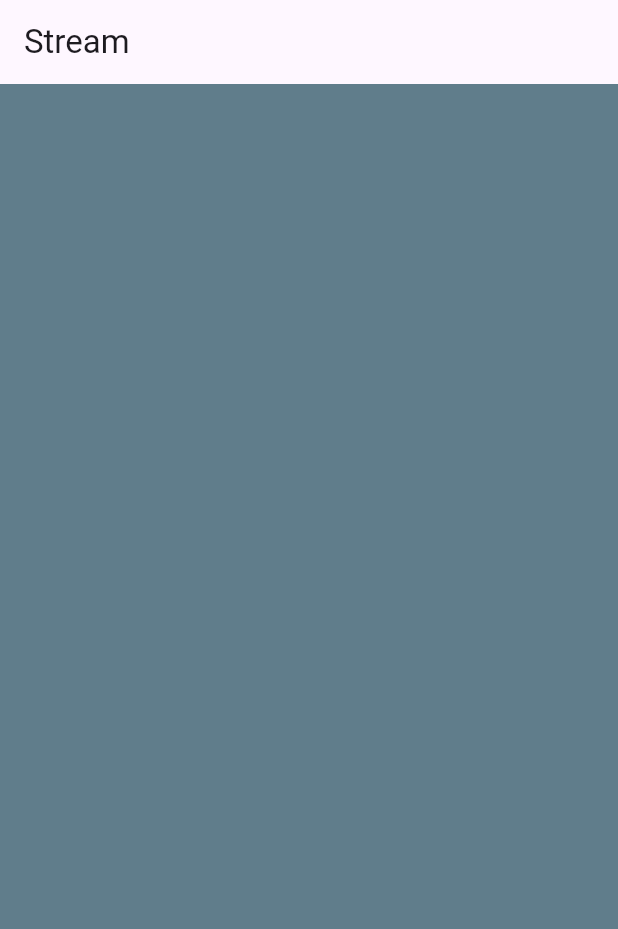
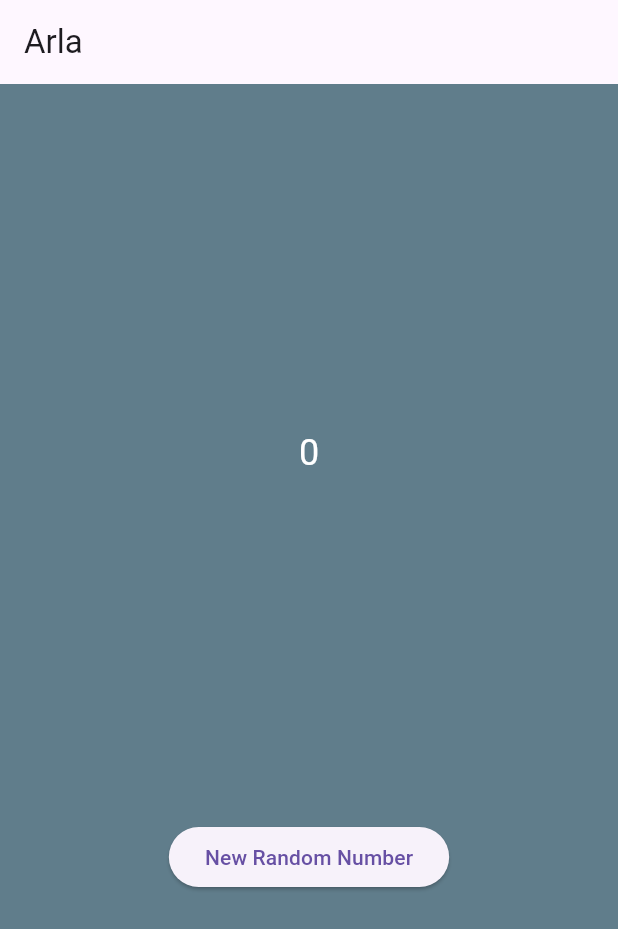
Before and after one commit to arlafelda/StreamArla, a Flutter app: the first screen one second after launch, on a phone screen of 412 x 824 dp. Shown: the top 929 px of the screen. Run offline on Flutter 3.47's test engine with Material 3 defaults, Android fonts, the light colour scheme and no system bars.

Commit message:
week-13 praktikum 2

```diff
--- a/lib/main.dart
+++ b/lib/main.dart
@@ -1,5 +1,6 @@
 import 'package:flutter/material.dart';
-import 'stream.dart';
+import 'dart:async';
+import 'dart:math';
 
 void main() {
   runApp(const MyApp());
@@ -9,9 +10,9 @@ class MyApp extends StatelessWidget {
   const MyApp({super.key});
 
   @override
-  Widget build(BuildContext conttext) {
+  Widget build(BuildContext context) {
     return MaterialApp(
-      title: 'Stream',
+      title: 'Arla',
       theme: ThemeData(
         primarySwatch: Colors.deepPurple,
       ),
@@ -21,7 +22,7 @@ class MyApp extends StatelessWidget {
 }
 
 class StreamHomePage extends StatefulWidget {
-  const StreamHomePage ({super.key});
+  const StreamHomePage({super.key});
 
   @override
   State<StreamHomePage> createState() => _StreamHomePageState();
@@ -30,29 +31,99 @@ class StreamHomePage extends StatefulWidget {
 class _StreamHomePageState extends State<StreamHomePage> {
   Color bgColor = Colors.blueGrey;
   late ColorStream colorStream;
+  int lastNumber = 0;
+  late NumberStream numberStream;
+  late StreamSubscription<int> numberSubscription;
+
+  @override
+  void initState() {
+    super.initState();
+
+    // Initialize ColorStream
+    colorStream = ColorStream();
+    changeColor();
+
+    // Initialize NumberStream
+    numberStream = NumberStream();
+    numberSubscription = numberStream.stream.listen((event) {
+      setState(() {
+        lastNumber = event;
+      });
+    });
+  }
 
   void changeColor() async {
-  await for (var eventColor in colorStream.getColors()) {
-    setState(() {
-      bgColor = eventColor;
-    });
-   }
+    await for (var eventColor in colorStream.getColors()) {
+      setState(() {
+        bgColor = eventColor;
+      });
+    }
+  }
+
+  void addRandomNumber() {
+    Random random = Random();
+    int myNum = random.nextInt(10); // Generate a random number between 0-9
+    numberStream.addNumberToSink(myNum);
+  }
+
+  @override
+  void dispose() {
+    numberSubscription.cancel(); // Cancel the subscription
+    numberStream.dispose(); // Close the stream
+    super.dispose();
   }
 
   @override
   Widget build(BuildContext context) {
     return Scaffold(
       appBar: AppBar(
-        title: const Text('Stream'),
+        title: const Text('Arla'),
       ),
       body: Container(
         decoration: BoxDecoration(color: bgColor),
-      ));
-  }
-  @override
-  void initState() {
-    super.initState();
-    colorStream = ColorStream();
-    changeColor();
+        child: Center(
+          child: Column(
+            mainAxisAlignment: MainAxisAlignment.spaceEvenly,
+            crossAxisAlignment: CrossAxisAlignment.center,
+            children: [
+              Text(lastNumber.toString(), style: const TextStyle(color: Colors.white, fontSize: 24)),
+              ElevatedButton(
+                onPressed: addRandomNumber,
+                child: const Text('New Random Number'),
+              ),
+            ],
+          ),
+        ),
+      ),
+    );
   }
 }
+
+class ColorStream {
+  Stream<Color> getColors() async* {
+    final random = Random();
+    while (true) {
+      await Future.delayed(const Duration(seconds: 1));
+      yield Color.fromRGBO(
+        random.nextInt(256),
+        random.nextInt(256),
+        random.nextInt(256),
+        1,
+      );
+    }
+  }
+}
+
+class NumberStream {
+  final StreamController<int> _controller = StreamController<int>();
+
+  Stream<int> get stream => _controller.stream;
+
+  void addNumberToSink(int number) {
+    _controller.sink.add(number);
+  }
+
+  void dispose() {
+    _controller.close();
+  }
+}
--- a/lib/stream.dart
+++ b/lib/stream.dart
@@ -1,4 +1,16 @@
 import 'package:flutter/material.dart';
+import 'dart:async';
+
+class NumberStream {
+  final StreamController<int> controller = StreamController<int>();
+
+  void addNumberToSink(int newNumber) {
+    controller .sink.add(newNumber);
+  }
+  close() {
+    controller.close();
+  }
+}
 
 class ColorStream {
   final List<Color> colors = [
```
Also changed, not shown: image-1.png (added), image-2.png (added), image-3.png (added), image-4.png (added), image-5.png (added), image-6.png (added), image.png (added), 1 other file.
